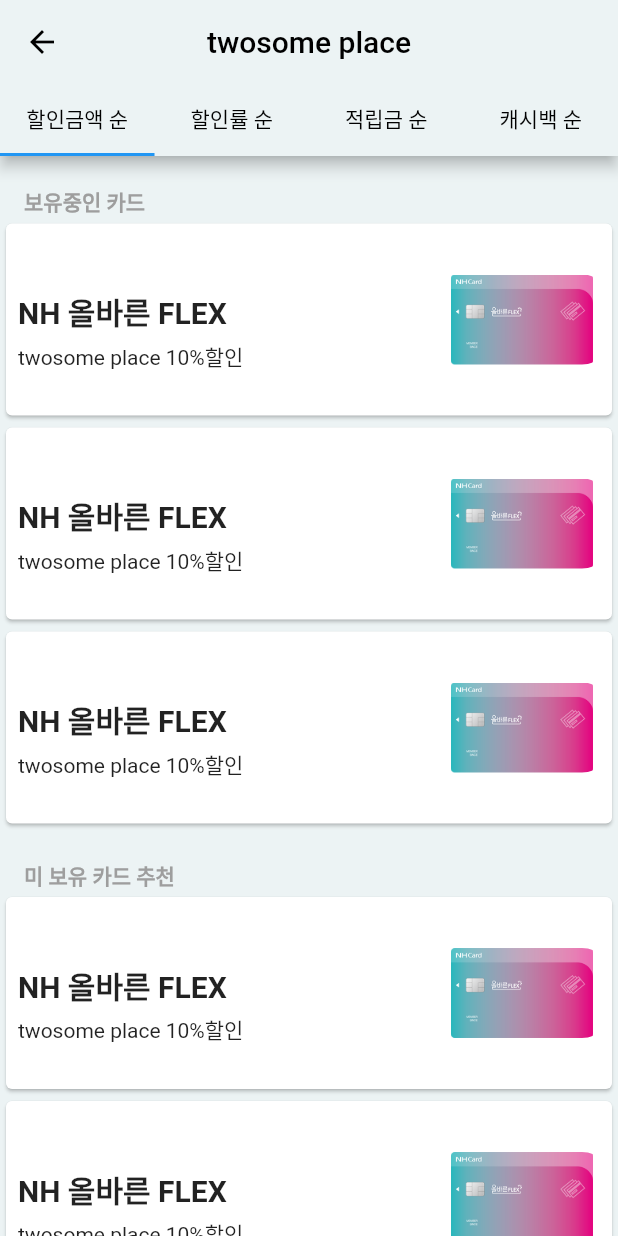
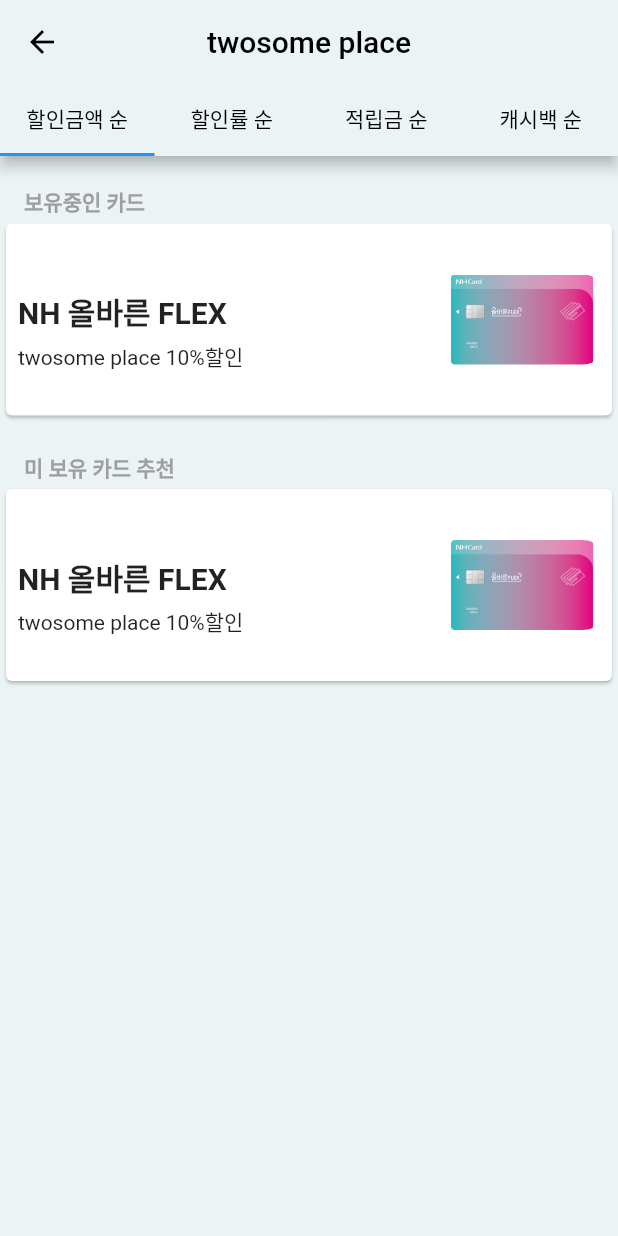
Before and after one commit to Hstone98/TTingBank, a Flutter app: the RecommendPage screen opened directly, on a phone screen of 412 x 824 dp. Run offline on Flutter 3.47's test engine with Material 2 defaults, Android fonts, the phone set to English and light mode, and no system bars; our stand-ins replace percent_indicator; missing offline and left inert: kakao_flutter_sdk, kakao_flutter_sdk_common.

Commit message:
[flutter] - recommend_page(카드 추천 페이지) 동적할당, 스크롤 오류수정 완료

```diff
--- a/Source/Client/tting_bank/lib/view/recommend_page.dart
+++ b/Source/Client/tting_bank/lib/view/recommend_page.dart
@@ -5,8 +5,16 @@
 //
 //------------------------------------------------------------------------------------------------//
 // TODO : 보유카드와 추천카드 개수는 DB에서 count 데이터 가지고 와서 설정 -> 화면 전환 시, 페이지 로드하면서 가지고 오기.
-var possessCardIndex = 3; // 보유카드 index
-var suggestCardIndex = 5; // 추천카드 index
+var possessCardIndexInFirst = 1; // 할인금액순 탭 보유카드 갯수
+var possessCardIndexInSecond = 2; // 할인률순 탭 보유카드 갯수
+var possessCardIndexInThird = 3; // 적립금순 탭 보유카드 갯수
+var possessCardIndexInFourth = 4; // 캐시백순 탭 보유카드 갯수
+
+var suggestCardIndexFirst = 1; //할인금액순 탭 미보유 추천카드 갯수
+var suggestCardIndexSecond = 2; //할인률순 탭 미보유 추천카드 갯수
+var suggestCardIndexThird = 3; // 적립금순 탭 미보유 추천카드 갯수
+var suggestCardIndexFourth = 4; //캐시백순 탭 미보유 추천카드 갯수
+
 
 //------------------------------------------------------------------------------------------------//
 // 카드 추천 페이지
@@ -15,6 +23,7 @@
   @override
   Widget build(BuildContext context) {
     return DefaultTabController(
+      //  animationDuration: const Duration(milliseconds: 300),
       length: 4,
       child: Scaffold(
         backgroundColor: Color.fromARGB(255, 236, 243, 244),
@@ -46,8 +55,30 @@
                       ))
                   .toList()),
         ),
-        body: SafeArea(
-          child: Column(
+        body:TabBarView(
+          children: [
+            CreateCardInfoPage(possessCardIndexInFirst, suggestCardIndexFirst),
+            CreateCardInfoPage(possessCardIndexInSecond, suggestCardIndexSecond),
+            CreateCardInfoPage(possessCardIndexInThird, suggestCardIndexThird),
+            CreateCardInfoPage(possessCardIndexInFourth, suggestCardIndexFourth),
+          ],
+          ),
+
+      ),
+    );
+  }
+}
+
+//------------------------------------------------------------------------------------------------//
+//
+//------------------------------------------------------------------------------------------------//
+
+class CreateCardInfoPage extends StatelessWidget{
+  var possessCardIndex, suggestCardIndex; //보유카드, 미보유 추천카드
+
+CreateCardInfoPage(this.possessCardIndex, this.suggestCardIndex);
+  Widget build(BuildContext context){
+    return SingleChildScrollView(child: Column(
               children: [
                 SingleChildScrollView(
                   child: Column(
@@ -63,13 +94,7 @@
                               color: Colors.grey[500],
                             ),
                           )),
-                    // TODO : 보유카드 동적으로 만들기 -> 미보유 카드 동적할당 코드 참조.
-                    Card(
-                      child: CreateCardInfo(),
-                    ),
-                    Card(
-                      child: CreateCardInfo(),
-                    ),
+                          for (int i = 0; i < possessCardIndex; i++)
                         Card(
                           child: CreateCardInfo(),
                         ),
@@ -100,15 +125,10 @@
                 ),
               ],
             ),
-        ),
-      ),
             );
   }
 }
 
-//------------------------------------------------------------------------------------------------//
-//
-//------------------------------------------------------------------------------------------------//
 class CreateCardInfo extends StatelessWidget {
   Widget build(BuildContext context) {
     return Row(
```
Lines whose indentation alone changed are shown as unchanged.
